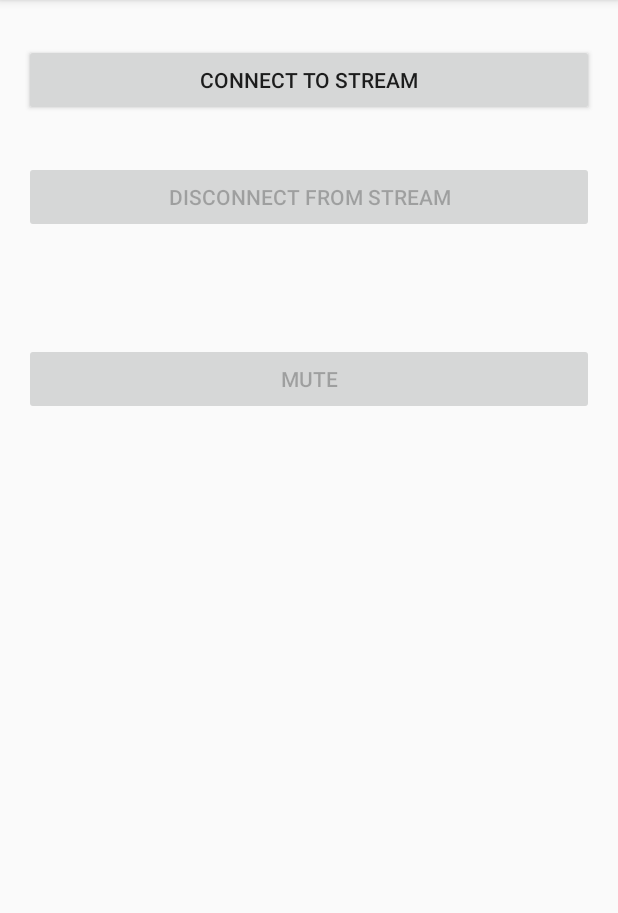
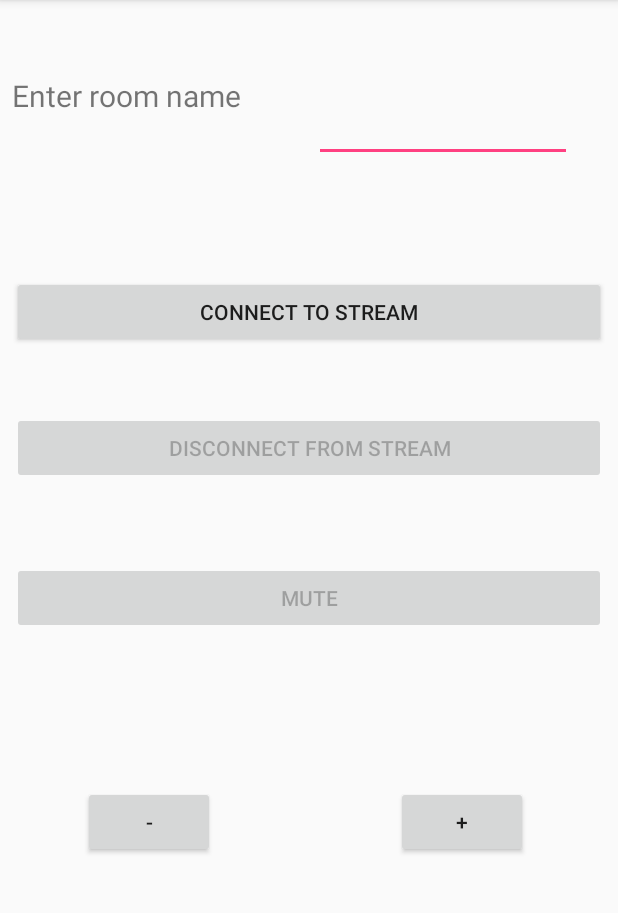
Before and after one commit to antonPetrovskiy/diploma, an Android app: the ClientActivity screen opened directly, with no data from a screen before it, on a phone screen of 412 x 824 dp, the part 84-997 px from its top. Run offline under Robolectric (Android 15) with nearby library versions, the phone set to English and light mode, and no system bars; libraries missing offline, so code that uses them is left out: io.socket.client; 5 statements that could not run were skipped.

```diff
--- a/app/build.gradle
+++ b/app/build.gradle
@@ -37,4 +37,5 @@ dependencies {
         exclude group: 'org.json', module: 'json'
     }
     testCompile 'junit:junit:4.12'
+    compile 'com.android.support.constraint:constraint-layout:1.0.2'
 }
--- a/app/src/main/java/tk/bugnotwolf/sharejack/ClientActivity.java
+++ b/app/src/main/java/tk/bugnotwolf/sharejack/ClientActivity.java
@@ -6,6 +6,7 @@ import android.support.v7.app.AppCompatActivity;
 import android.os.Bundle;
 import android.view.View;
 import android.widget.Button;
+import android.widget.EditText;
 
 import tk.bugnotwolf.sharejack.serverevents.StreamListener;
 import tk.bugnotwolf.sharejack.serverevents.StreamStatus;
@@ -16,6 +17,9 @@ public class ClientActivity extends AppCompatActivity {
     Button disconnectStreamButton;
     Button connectStreamButton;
     Button muteButton;
+    Button timeMinus;
+    Button timePlus;
+    EditText roomName;
     private boolean muted;
 
     private MusicPlayer musicPlayer = new MusicPlayer(this);
@@ -47,7 +51,13 @@ public class ClientActivity extends AppCompatActivity {
             musicPlayer.getPlayer().seekTo(msec); // TODO avoid implementation dependent player
         }
 
-
+        @Override
+        public void onStatus(StreamStatus status) {
+            int msec = status.getCurrentTime() * 1000;
+            musicPlayer.getPlayer().seekTo(msec); // TODO avoid implementation dependent player
+            if(status.isPlaying())
+                musicPlayer.startAudio();
+        }
     };
 
     @Override
@@ -59,6 +69,8 @@ public class ClientActivity extends AppCompatActivity {
         connectStreamButton = (Button) findViewById(R.id.connectstreamButton);
         disconnectStreamButton = (Button) findViewById(R.id.disconnectStreamButton);
         muteButton = (Button) findViewById(R.id.muteButton);
+        timeMinus = (Button) findViewById(R.id.minusButton);
+        timePlus = (Button) findViewById(R.id.plusBotton);
 
         connectStreamButton.setEnabled(true);
         disconnectStreamButton.setEnabled(false);
@@ -66,11 +78,16 @@ public class ClientActivity extends AppCompatActivity {
     }
 
     public void connectStreamButton(View view) {
-        musicPlayer.setFromServer("http://192.168.0.105/audio/ADC17605.mp3");
+        roomName = (EditText)findViewById(R.id.roomName);
         streamListener.connect();
-        connectStreamButton.setEnabled(false);
-        disconnectStreamButton.setEnabled(true);
-        muteButton.setEnabled(true);
+        if(musicPlayer.setFromServer("http://192.168.0.105/audio/"+roomName.getText().toString()+".mp3")){
+            streamListener.update();
+
+            roomName.setEnabled(false);
+            connectStreamButton.setEnabled(false);
+            disconnectStreamButton.setEnabled(true);
+            muteButton.setEnabled(true);
+        }
     }
 
     public void disconnectStreamButton(View view) {
@@ -80,7 +97,6 @@ public class ClientActivity extends AppCompatActivity {
         disconnectStreamButton.setEnabled(false);
         muteButton.setEnabled(false);
     }
-
 
     public void muteButton(View view){
         musicPlayer.muteAudio();
@@ -92,4 +108,13 @@ public class ClientActivity extends AppCompatActivity {
             muted = true;
         }
     }
+
+    public void plusButton(View view){
+        musicPlayer.getPlayer().seekTo(musicPlayer.getPlayer().getCurrentPosition()+100);
+    }
+
+    public void minusButton(View view){
+        musicPlayer.getPlayer().seekTo(musicPlayer.getPlayer().getCurrentPosition()-100);
+    }
+
 }
--- a/app/src/main/java/tk/bugnotwolf/sharejack/MusicPlayer.java
+++ b/app/src/main/java/tk/bugnotwolf/sharejack/MusicPlayer.java
@@ -25,6 +25,8 @@ public class MusicPlayer implements OnPreparedListener{
         activity = a;
     }
 
+
+    //delete
     public void setFromPath(String s){
         mPlayer = new MediaPlayer();
         try {
@@ -39,7 +41,7 @@ public class MusicPlayer implements OnPreparedListener{
     }
 
 
-    public void setFromServer(String s){
+    public boolean setFromServer(String s){
         mPlayer = new MediaPlayer();
         serverAddress = s;
         try {
@@ -49,14 +51,13 @@ public class MusicPlayer implements OnPreparedListener{
             mPlayer.prepareAsync();
         } catch (IOException e) {
             Toast.makeText(activity, "You might not set the URI correctly!", Toast.LENGTH_LONG).show();
+            return false;
         }
-
+        return true;
     }
 
     public void startAudio() {
-        if (ready)
-
-            mPlayer.start();
+        mPlayer.start();
     }
 
     public void startStreamAudio(){
@@ -133,8 +134,6 @@ public class MusicPlayer implements OnPreparedListener{
     public void onPrepared(MediaPlayer mp) {
         ready = true;
         Toast.makeText(activity, "Стрим с сервера готов", Toast.LENGTH_LONG).show();
-        //TODO mPlayer.seekTo() current position and mPlayer.start() if music is playing now
-
     }
 
     public MediaPlayer getPlayer(){
--- a/app/src/main/java/tk/bugnotwolf/sharejack/ServerActivity.java
+++ b/app/src/main/java/tk/bugnotwolf/sharejack/ServerActivity.java
@@ -55,6 +55,14 @@ public class ServerActivity extends AppCompatActivity {
             int msec = status.getCurrentTime() * 1000;
             musicPlayer.getPlayer().seekTo(msec); // TODO avoid implementation dependent player
         }
+
+        @Override
+        public void onStatus(StreamStatus status) {
+            int msec = status.getCurrentTime() * 1000;
+            musicPlayer.getPlayer().seekTo(msec); // TODO avoid implementation dependent player
+            if(status.isPlaying())
+                musicPlayer.startAudio();
+        }
     };
 
 
@@ -71,6 +79,7 @@ public class ServerActivity extends AppCompatActivity {
         pauseButton.setEnabled(false);
         stopButton.setEnabled(false);
         shareButton.setEnabled(true);
+        seekBar.setMax(180000);
     }
 
     private void initViews() {
@@ -104,6 +113,12 @@ public class ServerActivity extends AppCompatActivity {
         }
     }
 
+    private void seekChange(View v){
+        if (musicPlayer.getPlayer().isPlaying()) {
+            SeekBar sb = (SeekBar) v;
+            streamListener.play(seekBar.getProgress()/1000);
+        }
+    }
 
 
 
@@ -112,15 +127,7 @@ public class ServerActivity extends AppCompatActivity {
         openFile();
     }
 
-    private void seekChange(View v){
-        if (musicPlayer.getPlayer().isPlaying()) {
-            SeekBar sb = (SeekBar) v;
-            musicPlayer.getPlayer().seekTo(sb.getProgress());
-        }
-    }
-
     public void playButton(View view){
-        //musicPlayer.startAudio();
         streamListener.play(musicPlayer.getPlayer().getCurrentPosition()/1000);
         stopButton.setEnabled(true);
         playButton.setEnabled(false);
@@ -128,8 +135,6 @@ public class ServerActivity extends AppCompatActivity {
     }
 
     public void pauseButton(View view){
-        //musicPlayer.pauseAudio();
-
         streamListener.pause(musicPlayer.getPlayer().getCurrentPosition()/1000);
         pauseButton.setEnabled(false);
         playButton.setEnabled(true);
@@ -137,7 +142,6 @@ public class ServerActivity extends AppCompatActivity {
     }
 
     public void stopButton(View view){
-        //musicPlayer.stopAudio();
         streamListener.stop();
         playButton.setEnabled(true);
         stopButton.setEnabled(false);
@@ -146,9 +150,9 @@ public class ServerActivity extends AppCompatActivity {
 
     public void shareButton(View view){
         streamListener.connect();
-        musicPlayer.setFromServer("http://192.168.0.105/audio/ADC17605.mp3");
+        musicPlayer.setFromServer("http://192.168.0.105/audio/ACDC.mp3");
         shareButton.setEnabled(false);
-        seekBar.setMax(musicPlayer.getPlayer().getDuration());
+
         seekBar.setOnTouchListener(new View.OnTouchListener() {
             @Override
             public boolean onTouch(View v, MotionEvent event) {
@@ -157,6 +161,10 @@ public class ServerActivity extends AppCompatActivity {
             }
         });
 
+        pathText.setEnabled(false);
+        roomNameText.setEnabled(false);
+        shareButton.setEnabled(false);
+        setFileButton.setEnabled(false);
         playButton.setEnabled(true);
         pauseButton.setEnabled(true);
         shareButton.setEnabled(true);
--- a/app/src/main/java/tk/bugnotwolf/sharejack/serverevents/StreamListener.java
+++ b/app/src/main/java/tk/bugnotwolf/sharejack/serverevents/StreamListener.java
@@ -13,6 +13,10 @@ public interface StreamListener {
 
     void onTimeChange(StreamStatus status);
 
+    void onStatus(StreamStatus status);
+
+    void update();
+
     void pause(int t);
 
     void play(int t);
--- a/app/src/main/java/tk/bugnotwolf/sharejack/serverevents/WebSocketListener.java
+++ b/app/src/main/java/tk/bugnotwolf/sharejack/serverevents/WebSocketListener.java
@@ -26,6 +26,7 @@ public abstract class WebSocketListener implements StreamListener {
         socket.on("pause", a -> onPause(parseStatus(a)));
         socket.on("volumeChange", a -> onVolumeChange(parseStatus(a)));
         socket.on("timeChange", a -> onTimeChange(parseStatus(a)));
+        socket.on("status", a -> onStatus(parseStatus(a)));
     }
 
     @Override
@@ -36,6 +37,11 @@ public abstract class WebSocketListener implements StreamListener {
     @Override
     public void disconnect() {
         socket.disconnect();
+    }
+
+    @Override
+    public void update(){
+        socket.emit("update");
     }
 
     @Override
--- a/app/src/main/res/layout/activity_client.xml
+++ b/app/src/main/res/layout/activity_client.xml
@@ -1,58 +1,151 @@
 <?xml version="1.0" encoding="utf-8"?>
-<RelativeLayout xmlns:android="http://schemas.android.com/apk/res/android"
+<android.support.constraint.ConstraintLayout xmlns:android="http://schemas.android.com/apk/res/android"
+    xmlns:app="http://schemas.android.com/apk/res-auto"
     xmlns:tools="http://schemas.android.com/tools"
     android:id="@+id/activity_client"
     android:layout_width="match_parent"
     android:layout_height="match_parent"
-    android:paddingBottom="@dimen/activity_vertical_margin"
-    android:paddingLeft="@dimen/activity_horizontal_margin"
-    android:paddingRight="@dimen/activity_horizontal_margin"
-    android:paddingTop="@dimen/activity_vertical_margin"
     tools:context="tk.bugnotwolf.sharejack.ClientActivity">
 
-    <LinearLayout
-        android:orientation="vertical"
-        android:layout_width="match_parent"
-        android:layout_height="match_parent"
-        android:layout_alignParentTop="true"
-        android:layout_alignParentLeft="true"
-        android:layout_alignParentStart="true"
-        android:layout_marginTop="13dp">
 
     <Button
-            android:text="Connect to stream"
+        android:id="@+id/connectstreamButton"
         android:layout_width="match_parent"
         android:layout_height="wrap_content"
-            android:id="@+id/connectstreamButton"
-            android:onClick="connectStreamButton" />
-
-        <Space
-            android:layout_width="match_parent"
-            android:layout_height="30dp" />
+        android:layout_marginBottom="8dp"
+        android:layout_marginEnd="8dp"
+        android:layout_marginLeft="8dp"
+        android:layout_marginRight="8dp"
+        android:layout_marginStart="8dp"
+        android:layout_marginTop="8dp"
+        android:onClick="connectStreamButton"
+        android:text="Connect to stream"
+        app:layout_constraintBottom_toBottomOf="parent"
+        app:layout_constraintLeft_toLeftOf="parent"
+        app:layout_constraintRight_toRightOf="parent"
+        app:layout_constraintTop_toTopOf="parent"
+        app:layout_constraintVertical_bias="0.25"
+        tools:layout_constraintBottom_creator="1"
+        tools:layout_constraintLeft_creator="1"
+        tools:layout_constraintRight_creator="1"
+        tools:layout_constraintTop_creator="1" />
 
     <Button
-            android:text="Disconnect from stream"
+        android:id="@+id/disconnectStreamButton"
         android:layout_width="match_parent"
         android:layout_height="wrap_content"
-            android:id="@+id/disconnectStreamButton"
-            android:onClick="disconnectStreamButton" />
+        android:layout_marginBottom="8dp"
+        android:layout_marginLeft="8dp"
+        android:layout_marginRight="8dp"
+        android:layout_marginTop="8dp"
+        android:onClick="disconnectStreamButton"
+        android:text="Disconnect from stream"
+        app:layout_constraintBottom_toBottomOf="parent"
+        app:layout_constraintHorizontal_bias="0.521"
+        app:layout_constraintLeft_toLeftOf="parent"
+        app:layout_constraintRight_toRightOf="parent"
+        app:layout_constraintTop_toTopOf="parent"
+        app:layout_constraintVertical_bias="0.379"
+        tools:layout_conversion_absoluteHeight="48dp"
+        tools:layout_conversion_absoluteWidth="352dp"
+        tools:layout_conversion_absoluteX="16dp"
+        tools:layout_conversion_absoluteY="107dp" />
 
-        <Space
-            android:layout_width="match_parent"
-            android:layout_height="73dp" />
-
-        <LinearLayout
-            android:orientation="horizontal"
-            android:layout_width="match_parent"
-            android:layout_height="match_parent">
 
     <Button
+        android:id="@+id/muteButton"
+        android:layout_width="match_parent"
+        android:layout_height="wrap_content"
+        android:layout_marginBottom="8dp"
+        android:layout_marginLeft="8dp"
+        android:layout_marginRight="8dp"
+        android:layout_marginTop="8dp"
+        android:onClick="muteButton"
         android:text="MUTE"
+        app:layout_constraintBottom_toBottomOf="parent"
+        app:layout_constraintHorizontal_bias="0.0"
+        app:layout_constraintLeft_toLeftOf="parent"
+        app:layout_constraintRight_toRightOf="parent"
+        app:layout_constraintTop_toTopOf="parent"
+        app:layout_constraintVertical_bias="0.521"
+        tools:layout_conversion_absoluteHeight="48dp"
+        tools:layout_conversion_absoluteWidth="352dp"
+        tools:layout_conversion_absoluteX="16dp"
+        tools:layout_conversion_absoluteY="228dp" />
+
+    <TextView
+        android:id="@+id/text"
+        android:layout_width="173dp"
+        android:layout_height="wrap_content"
+        android:layout_marginBottom="8dp"
+        android:layout_marginEnd="8dp"
+        android:layout_marginLeft="8dp"
+        android:layout_marginRight="8dp"
+        android:layout_marginStart="8dp"
+        android:layout_marginTop="50dp"
+        android:text="Enter room name"
+        android:textSize="20sp"
+        app:layout_constraintBottom_toBottomOf="parent"
+        app:layout_constraintHorizontal_bias="0.0"
+        app:layout_constraintLeft_toLeftOf="parent"
+        app:layout_constraintRight_toRightOf="parent"
+        app:layout_constraintTop_toTopOf="parent"
+        app:layout_constraintVertical_bias="0.0"
+        tools:layout_editor_absoluteY="102dp" />
+
+    <EditText
+        android:id="@+id/roomName"
+        android:layout_width="172dp"
+        android:layout_height="wrap_content"
+        android:layout_marginBottom="8dp"
+        android:layout_marginEnd="8dp"
+        android:layout_marginLeft="8dp"
+        android:layout_marginRight="8dp"
+        android:layout_marginStart="8dp"
+        android:layout_marginTop="8dp"
+        android:ems="10"
+        android:inputType="textPersonName"
+        android:textSize="22sp"
+        app:layout_constraintBottom_toBottomOf="parent"
+        app:layout_constraintHorizontal_bias="0.466"
+        app:layout_constraintLeft_toRightOf="@+id/text"
+        app:layout_constraintRight_toRightOf="parent"
+        app:layout_constraintTop_toTopOf="parent"
+        app:layout_constraintVertical_bias="0.071" />
+
+    <Button
+        android:id="@+id/minusButton"
         android:layout_width="wrap_content"
         android:layout_height="wrap_content"
-                android:id="@+id/muteButton"
-                android:layout_weight="1"
-                android:onClick="muteButton" />
-        </LinearLayout>
-    </LinearLayout>
-</RelativeLayout>
+        android:layout_marginBottom="8dp"
+        android:layout_marginTop="8dp"
+        android:onClick="minusButton"
+        android:text="-"
+        app:layout_constraintBottom_toBottomOf="parent"
+        app:layout_constraintTop_toTopOf="parent"
+        app:layout_constraintVertical_bias="0.733"
+        android:layout_marginLeft="55dp"
+        app:layout_constraintLeft_toLeftOf="parent"
+        android:layout_marginRight="8dp"
+        app:layout_constraintRight_toRightOf="parent"
+        app:layout_constraintHorizontal_bias="0.0" />
+
+    <Button
+        android:id="@+id/plusBotton"
+        android:layout_width="wrap_content"
+        android:layout_height="wrap_content"
+        android:layout_marginBottom="8dp"
+        android:layout_marginTop="8dp"
+        android:onClick="plusButton"
+        android:text="+"
+        app:layout_constraintBottom_toBottomOf="parent"
+        app:layout_constraintTop_toTopOf="parent"
+        app:layout_constraintVertical_bias="0.733"
+        android:layout_marginRight="8dp"
+        app:layout_constraintRight_toRightOf="parent"
+        android:layout_marginLeft="8dp"
+        app:layout_constraintLeft_toLeftOf="parent"
+        app:layout_constraintHorizontal_bias="0.832" />
+
+
+</android.support.constraint.ConstraintLayout>
```
Lines whose indentation alone changed are shown as unchanged.
